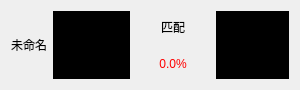
Above: ui/attendance_item.ui from hongyaohongyao/smart_classroom_demo before the change. Below: the same form after it.
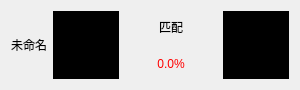
That is the form after the change.

What changed in the file:
```diff
--- a/ui/attendance_item.ui
+++ b/ui/attendance_item.ui
@@ -25,6 +25,18 @@
     <layout class="QHBoxLayout" name="horizontalLayout" stretch="1,2">
      <item>
       <widget class="QLabel" name="face_img">
+       <property name="sizePolicy">
+        <sizepolicy hsizetype="Fixed" vsizetype="Preferred">
+         <horstretch>0</horstretch>
+         <verstretch>0</verstretch>
+        </sizepolicy>
+       </property>
+       <property name="minimumSize">
+        <size>
+         <width>66</width>
+         <height>0</height>
+        </size>
+       </property>
        <property name="styleSheet">
         <string notr="true">background-color: rgb(0, 0, 0);</string>
        </property>
@@ -64,6 +76,18 @@
        </item>
        <item>
         <widget class="QLabel" name="matched_face_img">
+         <property name="sizePolicy">
+          <sizepolicy hsizetype="Fixed" vsizetype="Preferred">
+           <horstretch>0</horstretch>
+           <verstretch>0</verstretch>
+          </sizepolicy>
+         </property>
+         <property name="minimumSize">
+          <size>
+           <width>66</width>
+           <height>0</height>
+          </size>
+         </property>
          <property name="styleSheet">
           <string notr="true">background-color: rgb(0, 0, 0);</string>
          </property>
```
